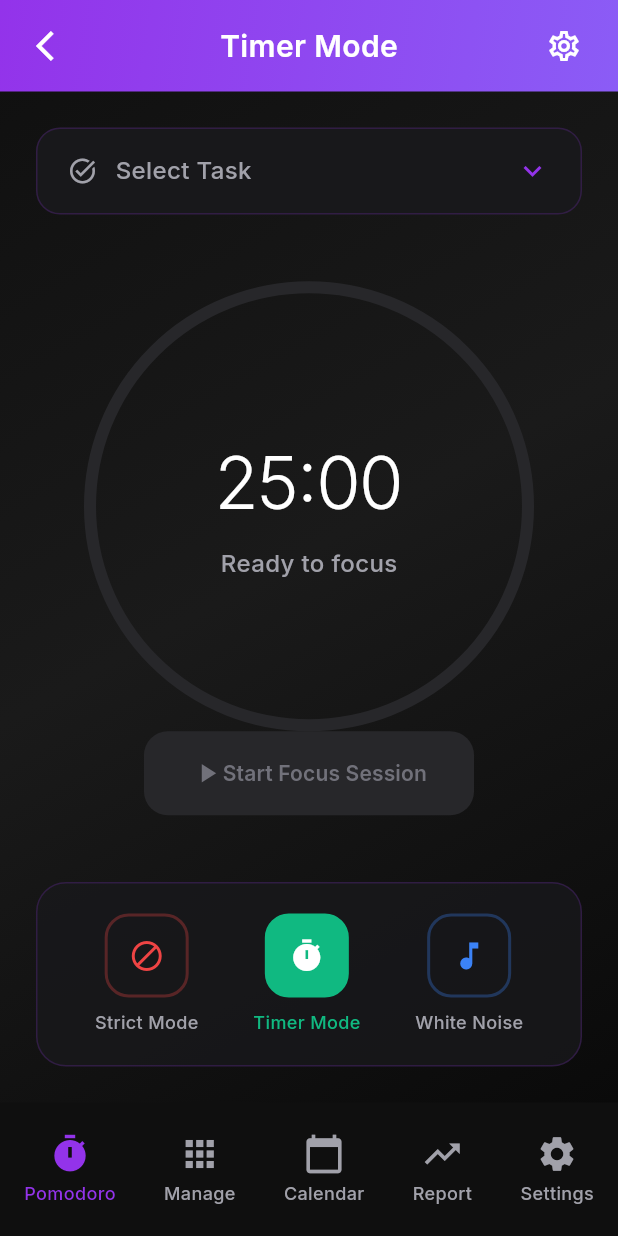
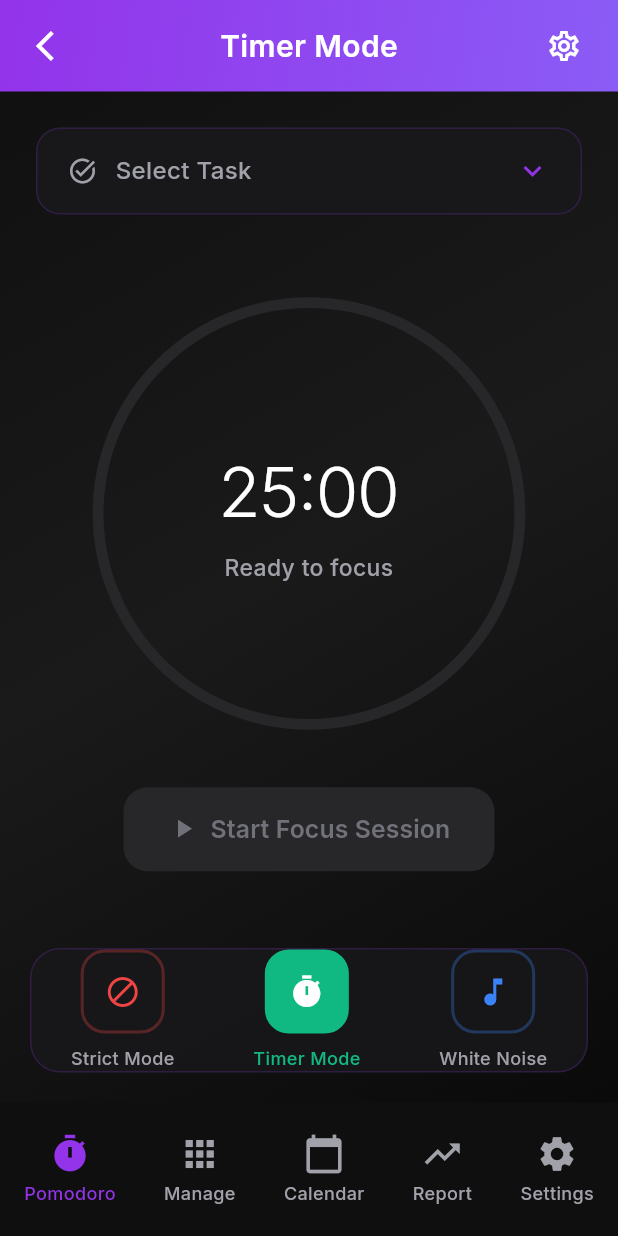
Before and after one commit to AccessibleDitto/4bit_hackit, a Flutter app: the screen it shows after launch, after a tap on "homepage test", on a phone screen of 412 x 824 dp. Run offline on Flutter 3.47's test engine with Material 3 defaults, Android fonts, the phone set to English and light mode, and no system bars; our stand-ins replace confetti, google_fonts.

Commit message:
Fixed some overflow issues
Overflow issues in homepage and stuff
Timer circle is still misaligned and needs to be fixed

```diff
--- a/flutter_application_4bit/lib/homepage.dart
+++ b/flutter_application_4bit/lib/homepage.dart
@@ -16,79 +16,6 @@ enum TimerState { idle, focusRunning, focusPaused, breakIdle, breakRunning, comp
 
 class _TimerModePageState extends State<TimerModePage> with TickerProviderStateMixin {
   int _selectedIndex = 0;
-  // ...existing code...
-
-  // Place the navigation bar code at the end of the class
-  Widget _buildNavItem({
-    required IconData icon,
-    required String label,
-    required bool isSelected,
-    required VoidCallback onTap,
-  }) {
-    return GestureDetector(
-      onTap: onTap,
-      child: Column(
-        mainAxisSize: MainAxisSize.min,
-        children: [
-          Icon(
-            icon,
-            color: isSelected ? const Color(0xFF9333EA) : const Color(0xFFA1A1AA),
-            size: 28,
-          ),
-          const SizedBox(height: 4),
-          Text(
-            label,
-            style: GoogleFonts.inter(
-              color: isSelected ? const Color(0xFF9333EA) : const Color(0xFFA1A1AA),
-              fontSize: 12,
-              fontWeight: FontWeight.w500,
-            ),
-          ),
-        ],
-      ),
-    );
-  }
-
-  Widget _buildBottomNavigation() {
-    return Container(
-      padding: const EdgeInsets.symmetric(vertical: 20),
-      child: Row(
-        mainAxisAlignment: MainAxisAlignment.spaceAround,
-        children: [
-          _buildNavItem(
-            icon: Icons.timer,
-            label: 'Pomodoro',
-            isSelected: _selectedIndex == 0,
-            onTap: () => setState(() => _selectedIndex = 0),
-          ),
-          _buildNavItem(
-            icon: Icons.apps,
-            label: 'Manage',
-            isSelected: _selectedIndex == 1,
-            onTap: () => setState(() => _selectedIndex = 1),
-          ),
-          _buildNavItem(
-            icon: Icons.calendar_today,
-            label: 'Calendar',
-            isSelected: _selectedIndex == 2,
-            onTap: () => setState(() => _selectedIndex = 2),
-          ),
-          _buildNavItem(
-            icon: Icons.trending_up,
-            label: 'Report',
-            isSelected: _selectedIndex == 3,
-            onTap: () => setState(() => _selectedIndex = 3),
-          ),
-          _buildNavItem(
-            icon: Icons.settings,
-            label: 'Settings',
-            isSelected: _selectedIndex == 4,
-            onTap: () => setState(() => _selectedIndex = 4),
-          ),
-        ],
-      ),
-    );
-  }
 
   late ConfettiController _confettiController;
   late AnimationController _progressAnimationController;
@@ -1014,22 +941,45 @@ class _TimerModePageState extends State<TimerModePage> with TickerProviderStateM
   }
 
   Widget _buildTimerSection() {
+    // Get screen dimensions
+    final screenWidth = MediaQuery.of(context).size.width;
+    final screenHeight = MediaQuery.of(context).size.height;
+
+    // Calculate responsive circle size
+    // Use 70% of screen width or 300px, whichever is smaller
+    // Also ensure it doesn't exceed available height minus padding
+    final maxCircleSize = screenWidth * 0.7;
+    final availableHeight = screenHeight * 0.4; // 40% of screen height for circle
+    final circleSize = [maxCircleSize, availableHeight, 300.0].reduce((a, b) => a < b ? a : b);
+
+    // Calculate stroke width relative to circle size
+    final strokeWidth = circleSize * 0.025; // 2.5% of circle size
+    final minStrokeWidth = 4.0;
+    final maxStrokeWidth = 12.0;
+    final responsiveStrokeWidth = strokeWidth.clamp(minStrokeWidth, maxStrokeWidth);
+
+    // Calculate font sizes relative to circle size
+    final timerFontSize = circleSize * 0.16; // 16% of circle size
+    final subtextFontSize = circleSize * 0.053; // 5.3% of circle size
+
     return Container(
       child: Column(
         mainAxisAlignment: MainAxisAlignment.center,
         children: [
-
           // Session indicator
           if (_timerState != TimerState.idle)
             Container(
-              margin: const EdgeInsets.only(bottom: 40),
+              margin: EdgeInsets.only(bottom: circleSize * 0.133), // Responsive margin
               child: Row(
                 mainAxisAlignment: MainAxisAlignment.center,
                 children: List.generate(_totalSessions, (index) {
+                  final dotSize = circleSize * 0.04; // 4% of circle size
+                  final activeDotSize = circleSize * 0.048; // 4.8% of circle size
+
                   return Container(
-                    margin: const EdgeInsets.symmetric(horizontal: 4),
-                    width: index < _currentSession ? 12 : 8,
-                    height: index < _currentSession ? 12 : 8,
+                    margin: EdgeInsets.symmetric(horizontal: circleSize * 0.013),
+                    width: index < _currentSession ? activeDotSize : dotSize,
+                    height: index < _currentSession ? activeDotSize : dotSize,
                     decoration: BoxDecoration(
                       color: index < _currentSession
                         ? const Color(0xFF9333EA)
@@ -1042,76 +992,86 @@ class _TimerModePageState extends State<TimerModePage> with TickerProviderStateM
             ),
 
           // Timer Circle
+          SizedBox(
+            width: circleSize,
+            height: circleSize,
+            child: Stack(
+              alignment: Alignment.center, // This ensures all children are centered
+              children: [
+                // Outer Circle (Background)
                 Container(
-            width: 300,
-            height: 300,
-            child: Stack(
-              children: [
-                // Outer Circle
-                Container(
-                  width: 300,
-                  height: 300,
+                  width: circleSize,
+                  height: circleSize,
                   decoration: BoxDecoration(
                     shape: BoxShape.circle,
                     border: Border.all(
                       color: const Color(0xFF27272A),
-                      width: 8,
+                      width: responsiveStrokeWidth,
                     ),
                   ),
                 ),
 
-                // Progress Circle
-                Container(
-                  width: 300,
-                  height: 300,
+                // Progress Circle - Now properly centered
+                SizedBox(
+                  width: circleSize,
+                  height: circleSize,
                   child: AnimatedBuilder(
                     animation: _progressAnimation,
                     builder: (context, child) {
-                      return CircularProgressIndicator(
+                      return Transform.rotate(
+                        angle: 0, // -90 degrees in radians to start from top
+                        child: CircularProgressIndicator(
                           value: _progressAnimation.value,
-                        strokeWidth: 8,
+                          strokeWidth: responsiveStrokeWidth,
                           backgroundColor: Colors.transparent,
                           valueColor: AlwaysStoppedAnimation<Color>(_getProgressColor()),
                           strokeCap: StrokeCap.round,
+                        ),
                       );
                     },
                   ),
                 ),
 
-                // Timer Content
-                Center(
-                  child: Column(
+                // Timer Content - Now properly centered
+                Column(
                   mainAxisAlignment: MainAxisAlignment.center,
+                  mainAxisSize: MainAxisSize.min,
                   children: [
                     Text(
                       _formatTime(_currentSeconds),
                       style: GoogleFonts.inter(
                         color: Colors.white,
-                          fontSize: 48,
+                        fontSize: timerFontSize,
                         fontWeight: FontWeight.w300,
                         letterSpacing: -1,
                       ),
                     ),
-                      const SizedBox(height: 8),
-                      Text(
+                    SizedBox(height: circleSize * 0.027), // Responsive spacing
+                    Padding(
+                      padding: EdgeInsets.symmetric(horizontal: circleSize * 0.1),
+                      child: Text(
                         _getTimerSubtext(),
+                        textAlign: TextAlign.center,
                         style: GoogleFonts.inter(
                           color: const Color(0xFFA1A1AA),
-                          fontSize: 16,
+                          fontSize: subtextFontSize,
                           fontWeight: FontWeight.w500,
+                        ),
+                        maxLines: 2,
+                        overflow: TextOverflow.ellipsis,
                       ),
                     ),
                   ],
-                  ),
                 ),
               ],
             ),
           ),
 
+          // Responsive spacing before action buttons
+          SizedBox(height: circleSize * 0.133),
+
           // Action Buttons
           _buildActionButtons(),
-
-
         ],
       ),
     );
@@ -1133,11 +1093,17 @@ class _TimerModePageState extends State<TimerModePage> with TickerProviderStateM
   }
 
   Widget _buildActionButtons() {
+    final screenWidth = MediaQuery.of(context).size.width;
+    final buttonWidth = (screenWidth * 0.6).clamp(200.0, 280.0); // 60% of screen width, clamped
+    final smallButtonWidth = (screenWidth * 0.28).clamp(100.0, 140.0); // 28% of screen width, clamped
+    final buttonHeight = 56.0;
+    final fontSize = (screenWidth * 0.04).clamp(14.0, 18.0); // Responsive font size
+
     switch (_timerState) {
       case TimerState.idle:
-        return Container(
-          width: 220,
-          height: 56,
+        return SizedBox(
+          width: buttonWidth,
+          height: buttonHeight,
           child: ElevatedButton(
             onPressed: _selectedTask != 'Select Task' ? _startFocusTimer : null,
             style: ElevatedButton.styleFrom(
@@ -1154,13 +1120,18 @@ class _TimerModePageState extends State<TimerModePage> with TickerProviderStateM
             ),
             child: Row(
               mainAxisAlignment: MainAxisAlignment.center,
+              mainAxisSize: MainAxisSize.min,
               children: [
-                Icon(Icons.play_arrow, size: 21),
-                Text(
+                Icon(Icons.play_arrow, size: fontSize + 4),
+                SizedBox(width: 8),
+                Flexible(
+                  child: Text(
                     'Start Focus Session',
                     style: GoogleFonts.inter(
-                    fontSize: 14,
+                      fontSize: fontSize,
                       fontWeight: FontWeight.w600,
+                    ),
+                    overflow: TextOverflow.ellipsis,
                   ),
                 ),
               ],
@@ -1169,9 +1140,9 @@ class _TimerModePageState extends State<TimerModePage> with TickerProviderStateM
         );
 
       case TimerState.focusRunning:
-        return Container(
-          width: 220,
-          height: 56,
+        return SizedBox(
+          width: buttonWidth,
+          height: buttonHeight,
           child: ElevatedButton(
             onPressed: _pauseTimer,
             style: ElevatedButton.styleFrom(
@@ -1185,12 +1156,14 @@ class _TimerModePageState extends State<TimerModePage> with TickerProviderStateM
             ),
             child: Row(
               mainAxisAlignment: MainAxisAlignment.center,
+              mainAxisSize: MainAxisSize.min,
               children: [
-                Icon(Icons.pause, size: 24),
+                Icon(Icons.pause, size: fontSize + 4),
+                SizedBox(width: 8),
                 Text(
                   'Pause',
                   style: GoogleFonts.inter(
-                    fontSize: 16,
+                    fontSize: fontSize,
                     fontWeight: FontWeight.w600,
                   ),
                 ),
@@ -1203,9 +1176,9 @@ class _TimerModePageState extends State<TimerModePage> with TickerProviderStateM
         return Row(
           mainAxisAlignment: MainAxisAlignment.center,
           children: [
-            Container(
-              width: 120,
-              height: 56,
+            SizedBox(
+              width: smallButtonWidth,
+              height: buttonHeight,
               child: OutlinedButton(
                 onPressed: _resetToHome,
                 style: OutlinedButton.styleFrom(
@@ -1219,16 +1192,16 @@ class _TimerModePageState extends State<TimerModePage> with TickerProviderStateM
                 child: Text(
                   'Stop',
                   style: GoogleFonts.inter(
-                    fontSize: 16,
+                    fontSize: fontSize,
                     fontWeight: FontWeight.w600,
                   ),
                 ),
               ),
             ),
-            const SizedBox(width: 20),
-            Container(
-              width: 120,
-              height: 56,
+            const SizedBox(width: 16),
+            SizedBox(
+              width: smallButtonWidth,
+              height: buttonHeight,
               child: ElevatedButton(
                 onPressed: _continueTimer,
                 style: ElevatedButton.styleFrom(
@@ -1242,7 +1215,7 @@ class _TimerModePageState extends State<TimerModePage> with TickerProviderStateM
                 child: Text(
                   'Continue',
                   style: GoogleFonts.inter(
-                    fontSize: 16,
+                    fontSize: fontSize,
                     fontWeight: FontWeight.w600,
                   ),
                 ),
@@ -1252,9 +1225,9 @@ class _TimerModePageState extends State<TimerModePage> with TickerProviderStateM
         );
 
       case TimerState.breakIdle:
-        return Container(
-          width: 220,
-          height: 56,
+        return SizedBox(
+          width: buttonWidth,
+          height: buttonHeight,
           child: ElevatedButton(
             onPressed: _startBreakTimer,
             style: ElevatedButton.styleFrom(
@@ -1267,13 +1240,14 @@ class _TimerModePageState extends State<TimerModePage> with TickerProviderStateM
             ),
             child: Row(
               mainAxisAlignment: MainAxisAlignment.center,
+              mainAxisSize: MainAxisSize.min,
               children: [
-                Icon(Icons.coffee, size: 24),
+                Icon(Icons.coffee, size: fontSize + 4),
                 SizedBox(width: 8),
                 Text(
                   'Start Break',
                   style: GoogleFonts.inter(
-                    fontSize: 16,
+                    fontSize: fontSize,
                     fontWeight: FontWeight.w600,
                   ),
                 ),
@@ -1283,9 +1257,9 @@ class _TimerModePageState extends State<TimerModePage> with TickerProviderStateM
         );
 
       case TimerState.breakRunning:
-        return Container(
-          width: 220,
-          height: 56,
+        return SizedBox(
+          width: buttonWidth,
+          height: buttonHeight,
           child: OutlinedButton(
             onPressed: _skipBreak,
             style: OutlinedButton.styleFrom(
@@ -1299,7 +1273,7 @@ class _TimerModePageState extends State<TimerModePage> with TickerProviderStateM
             child: Text(
               'Skip Break',
               style: GoogleFonts.inter(
-                fontSize: 16,
+                fontSize: fontSize,
                 fontWeight: FontWeight.w600,
               ),
             ),
@@ -1313,8 +1287,8 @@ class _TimerModePageState extends State<TimerModePage> with TickerProviderStateM
 
   Widget _buildModeSelection() {
     return Container(
-      margin: const EdgeInsets.all(24),
-      padding: const EdgeInsets.all(20),
+      margin: const EdgeInsets.all(20),
+      // padding: const EdgeInsets.all(20),
       decoration: BoxDecoration(
         color: const Color(0xFF18181B).withOpacity(0.8),
         borderRadius: BorderRadius.circular(20),
@@ -1454,4 +1428,76 @@ class _TimerModePageState extends State<TimerModePage> with TickerProviderStateM
       ),
     );
   }
+
+  // Place the navigation bar code at the end of the class
+  Widget _buildNavItem({
+    required IconData icon,
+    required String label,
+    required bool isSelected,
+    required VoidCallback onTap,
+  }) {
+    return GestureDetector(
+      onTap: onTap,
+      child: Column(
+        mainAxisSize: MainAxisSize.min,
+        children: [
+          Icon(
+            icon,
+            color: isSelected ? const Color(0xFF9333EA) : const Color(0xFFA1A1AA),
+            size: 28,
+          ),
+          const SizedBox(height: 4),
+          Text(
+            label,
+            style: GoogleFonts.inter(
+              color: isSelected ? const Color(0xFF9333EA) : const Color(0xFFA1A1AA),
+              fontSize: 12,
+              fontWeight: FontWeight.w500,
+            ),
+          ),
+        ],
+      ),
+    );
   }
+
+  Widget _buildBottomNavigation() {
+    return Container(
+      padding: const EdgeInsets.symmetric(vertical: 20),
+      child: Row(
+        mainAxisAlignment: MainAxisAlignment.spaceAround,
+        children: [
+          _buildNavItem(
+            icon: Icons.timer,
+            label: 'Pomodoro',
+            isSelected: _selectedIndex == 0,
+            onTap: () => setState(() => _selectedIndex = 0),
+          ),
+          _buildNavItem(
+            icon: Icons.apps,
+            label: 'Manage',
+            isSelected: _selectedIndex == 1,
+            onTap: () => setState(() => _selectedIndex = 1),
+          ),
+          _buildNavItem(
+            icon: Icons.calendar_today,
+            label: 'Calendar',
+            isSelected: _selectedIndex == 2,
+            onTap: () => setState(() => _selectedIndex = 2),
+          ),
+          _buildNavItem(
+            icon: Icons.trending_up,
+            label: 'Report',
+            isSelected: _selectedIndex == 3,
+            onTap: () => setState(() => _selectedIndex = 3),
+          ),
+          _buildNavItem(
+            icon: Icons.settings,
+            label: 'Settings',
+            isSelected: _selectedIndex == 4,
+            onTap: () => setState(() => _selectedIndex = 4),
+          ),
+        ],
+      ),
+    );
+  }
+}
--- a/flutter_application_4bit/lib/main.dart
+++ b/flutter_application_4bit/lib/main.dart
@@ -433,7 +433,6 @@ class _MyHomePageState extends State<MyHomePage>
                   'Login',
                   onPressed: _handleLogin,
                 ),
-                const SizedBox(height: 16),
                 _buildSecondaryButton(
                   'tasks test button',
                   onPressed: () {
@@ -443,7 +442,6 @@ class _MyHomePageState extends State<MyHomePage>
                     );
                   },
                 ),
-                const SizedBox(height: 16),
                 _buildSecondaryButton(
                   'homepage test',
                   onPressed: () {
```
Lines whose indentation alone changed are shown as unchanged.
